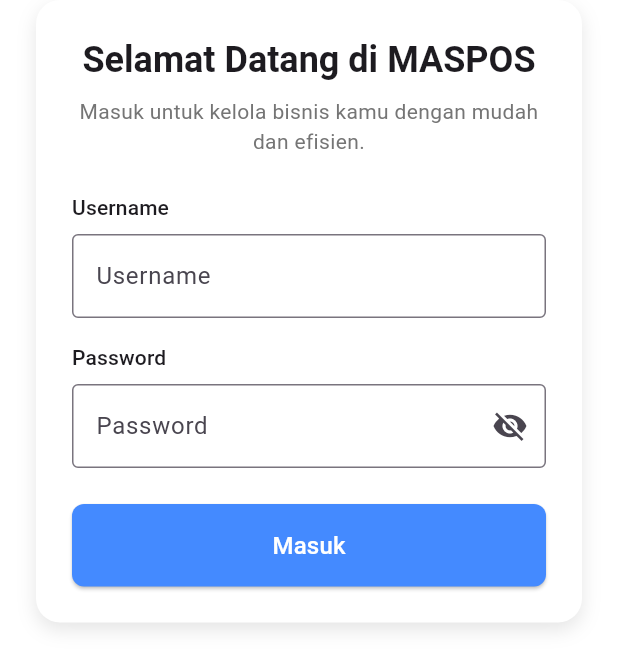
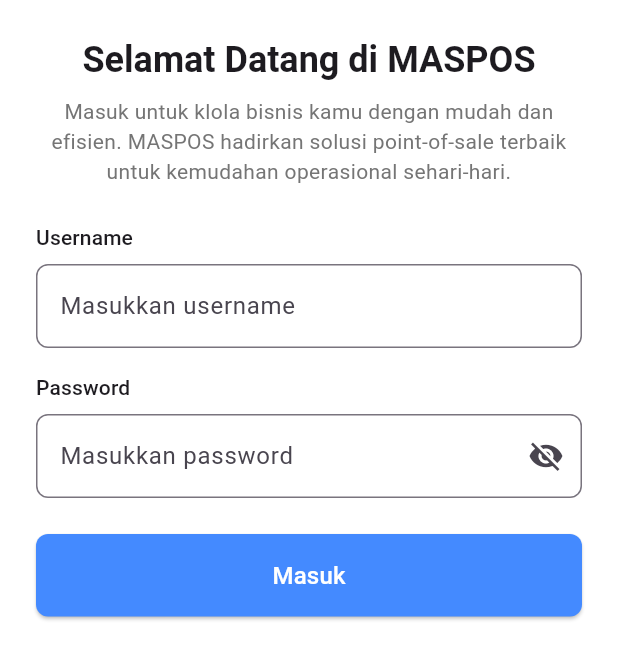
Before and after one commit to aliftheprogramer/gmedia-first-chalange, a Flutter app: the LoginFormCard widget shown alone on an empty page, opened directly, on a phone screen of 412 x 824 dp. Shown: the top 669 px of the screen. Run offline on Flutter 3.47's test engine with Material 3 defaults, Android fonts, the phone set to English and light mode, and no system bars; our stand-ins replace dartz, dio, flutter_bloc, get_it, logger, shared_preferences; accounts and stored records are empty.

Commit message:
feat: Implement login functionality with cubit architecture and UI components

```diff
--- a/lib/features/auth/data/repository_impl/auth_repository_impl.dart
+++ b/lib/features/auth/data/repository_impl/auth_repository_impl.dart
@@ -7,7 +7,7 @@
 import 'package:gmedia_project/features/auth/data/source/auth_local_service.dart';
 import 'package:gmedia_project/features/auth/domain/repository/auth_repository.dart';
 import 'package:dio/dio.dart';
-import 'package:shared_preferences/shared_preferences.dart';
+
 
 class AuthRepositoryImpl extends AuthRepository {
   @override
--- a/lib/features/auth/data/source/auth_api_service.dart
+++ b/lib/features/auth/data/source/auth_api_service.dart
@@ -8,7 +8,6 @@
 import 'package:gmedia_project/features/auth/data/model/login_request_model.dart';
 
 abstract class AuthApiService {
-  // Tentukan tipe secara spesifik: String untuk error, Response untuk sukses
   Future<Either<String, Response>> login(LoginRequestModel loginRequestModel);
 }
 
--- a/lib/features/auth/presentation/pages/login_page.dart
+++ b/lib/features/auth/presentation/pages/login_page.dart
@@ -6,8 +6,11 @@
 import 'package:gmedia_project/features/auth/presentation/cubit/login/login_cubit.dart';
 import 'package:gmedia_project/features/auth/presentation/cubit/login/login_state.dart';
 import 'package:gmedia_project/features/auth/presentation/cubit/visible/password_visible_state.dart';
+
 import 'package:gmedia_project/features/auth/presentation/widget/login_background.dart';
 import 'package:gmedia_project/features/auth/presentation/widget/login_form_card.dart';
+
+
 class LoginPage extends StatelessWidget {
   const LoginPage({super.key});
 
@@ -23,31 +26,33 @@
           listener: (context, state) {
             if (state is LoginSuccess) {
               ScaffoldMessenger.of(context).showSnackBar(
-                const SnackBar(content: Text('Login Berhasil!'), backgroundColor: Colors.green),
+                const SnackBar(
+                    content: Text('Login Berhasil!'),
+                    backgroundColor: Colors.green),
               );
-              // Memberi tahu AuthStateCubit bahwa status sekarang sudah terautentikasi
-              // Ini akan memicu BlocBuilder di main.dart untuk beralih ke HomePage
               context.read<AuthStateCubit>().checkAuthStatus();
             } else if (state is LoginFailure) {
               ScaffoldMessenger.of(context).showSnackBar(
-                SnackBar(content: Text(state.error), backgroundColor: Colors.red),
+                SnackBar(
+                    content: Text(state.error), backgroundColor: Colors.red),
               );
             }
           },
           child: SingleChildScrollView(
-            child: Stack(
-              alignment: Alignment.center,
-              children: [
-                Column(
-                  children: [
-                    const LoginBackground(),
-                    SizedBox(height: MediaQuery.of(context).size.height * 0.6),
-                  ],
-                ),
-                const Positioned(
-                  child: LoginFormCard(),
-                ),
-              ],
+            child: SizedBox(
+              height: MediaQuery.of(context).size.height,
+              child: Stack(
+                alignment: Alignment.center,
+                children: [
+                  const Positioned(
+                    top: 0,
+                    left: 0,
+                    right: 0,
+                    child: LoginBackground(),
+                  ),
+                  const LoginFormCard(),
+                ],
+              ),
             ),
           ),
         ),
--- a/lib/features/auth/presentation/widget/login_background.dart
+++ b/lib/features/auth/presentation/widget/login_background.dart
@@ -6,17 +6,11 @@
 
   @override
   Widget build(BuildContext context) {
-    // Ini adalah versi sederhana dari background di gambar
-    // Anda bisa mengembangkannya lebih lanjut
     return Container(
+      // Tinggi background diset sekitar 40% dari tinggi layar
       height: MediaQuery.of(context).size.height * 0.4,
       decoration: const BoxDecoration(
-        color: Colors.blueAccent,
-        image: DecorationImage(
-          image: NetworkImage('https://www.transparenttextures.com/patterns/striped-light.png'),
-          repeat: ImageRepeat.repeat,
-          opacity: 0.1
-        )
+        color: Color(0xFF4A80F0), // Warna biru solid sebagai pengganti
       ),
     );
   }
--- a/lib/features/auth/presentation/widget/login_form_card.dart
+++ b/lib/features/auth/presentation/widget/login_form_card.dart
@@ -1,10 +1,12 @@
 // lib/features/auth/presentation/widgets/login_form_card.dart
+
 import 'package:flutter/material.dart';
 import 'package:flutter_bloc/flutter_bloc.dart';
 import 'package:gmedia_project/features/auth/presentation/cubit/login/login_cubit.dart';
 import 'package:gmedia_project/features/auth/presentation/cubit/login/login_state.dart';
 import 'package:gmedia_project/features/auth/presentation/cubit/visible/password_visible_cubit.dart';
 import 'package:gmedia_project/features/auth/presentation/cubit/visible/password_visible_state.dart';
+import 'package:gmedia_project/widget/custom_text_field.dart';
 
 class LoginFormCard extends StatefulWidget {
   const LoginFormCard({super.key});
@@ -28,24 +30,21 @@
   @override
   Widget build(BuildContext context) {
     return Container(
+      decoration: const BoxDecoration(
+        color: Colors.white,
+        borderRadius: BorderRadius.only(
+          topLeft: Radius.circular(30.0),
+          topRight: Radius.circular(30.0),
+        ),
+      ),
+      child: SingleChildScrollView(
+        child: Padding(
           padding: const EdgeInsets.all(24.0),
-      margin: const EdgeInsets.symmetric(horizontal: 24.0),
-      decoration: BoxDecoration(
-        color: Colors.white,
-        borderRadius: BorderRadius.circular(16.0),
-        boxShadow: [
-          BoxShadow(
-            color: Colors.black.withOpacity(0.1),
-            blurRadius: 10,
-            offset: const Offset(0, 5),
-          ),
-        ],
-      ),
           child: Form(
             key: _formKey,
             child: Column(
               crossAxisAlignment: CrossAxisAlignment.stretch,
-          mainAxisSize: MainAxisSize.min,
+              mainAxisAlignment: MainAxisAlignment.center,
               children: [
                 Text(
                   'Selamat Datang di MASPOS',
@@ -54,42 +53,40 @@
                 ),
                 const SizedBox(height: 8),
                 Text(
-              'Masuk untuk kelola bisnis kamu dengan mudah dan efisien.',
+                  'Masuk untuk klola bisnis kamu dengan mudah dan efisien. MASPOS hadirkan solusi point-of-sale terbaik untuk kemudahan operasional sehari-hari.',
                   textAlign: TextAlign.center,
                   style: Theme.of(context).textTheme.bodyMedium?.copyWith(color: Colors.grey[600]),
                 ),
                 const SizedBox(height: 24),
-            Text('Username', style: Theme.of(context).textTheme.labelLarge),
-            const SizedBox(height: 8),
-            TextFormField(
+
+                // Gunakan CustomTextField untuk Username
+                CustomTextField(
                   controller: _emailController,
-              decoration: const InputDecoration(
-                hintText: 'Username',
-                border: OutlineInputBorder(),
-              ),
+                  label: 'Username',
+                  hintText: 'Masukkan username',
                   validator: (value) => value!.isEmpty ? 'Username tidak boleh kosong' : null,
                 ),
+
                 const SizedBox(height: 16),
-            Text('Password', style: Theme.of(context).textTheme.labelLarge),
-            const SizedBox(height: 8),
+
+                // Gunakan CustomTextField untuk Password, dibungkus BlocBuilder
                 BlocBuilder<PasswordVisibleCubit, PasswordVisibleState>(
                   builder: (context, state) {
-                return TextFormField(
+                    final isHidden = state is PasswordIsHidden;
+                    return CustomTextField(
                       controller: _passwordController,
-                  obscureText: state is PasswordIsHidden,
-                  decoration: InputDecoration(
-                    hintText: 'Password',
-                    border: const OutlineInputBorder(),
+                      label: 'Password',
+                      hintText: 'Masukkan password',
+                      obscureText: isHidden,
+                      validator: (value) => value!.isEmpty ? 'Password tidak boleh kosong' : null,
                       suffixIcon: IconButton(
                         icon: Icon(
-                        state is PasswordIsHidden ? Icons.visibility_off : Icons.visibility,
+                          isHidden ? Icons.visibility_off : Icons.visibility,
                         ),
                         onPressed: () {
                           context.read<PasswordVisibleCubit>().toggleVisibility();
                         },
                       ),
-                  ),
-                  validator: (value) => value!.isEmpty ? 'Password tidak boleh kosong' : null,
                     );
                   },
                 ),
@@ -128,6 +125,8 @@
               ],
             ),
           ),
+        ),
+      ),
     );
   }
 }
--- /dev/null
+++ b/lib/widget/custom_text_field.dart
@@ -0,0 +1,46 @@
+// lib/features/auth/presentation/widgets/custom_text_field.dart
+
+import 'package:flutter/material.dart';
+
+class CustomTextField extends StatelessWidget {
+  final TextEditingController controller;
+  final String label;
+  final String hintText;
+  final String? Function(String?)? validator;
+  final bool obscureText;
+  final Widget? suffixIcon;
+
+  const CustomTextField({
+    super.key,
+    required this.controller,
+    required this.label,
+    required this.hintText,
+    this.validator,
+    this.obscureText = false,
+    this.suffixIcon,
+  });
+
+  @override
+  Widget build(BuildContext context) {
+    return Column(
+      crossAxisAlignment: CrossAxisAlignment.start,
+      children: [
+        Text(label, style: Theme.of(context).textTheme.labelLarge),
+        const SizedBox(height: 8),
+        TextFormField(
+          controller: controller,
+          obscureText: obscureText,
+          decoration: InputDecoration(
+            hintText: hintText,
+            border:  OutlineInputBorder(
+              borderRadius: BorderRadius.circular(8),
+            ),
+            suffixIcon: suffixIcon,
+
+          ),
+          validator: validator,
+        ),
+      ],
+    );
+  }
+}
```
Also changed, not shown: assets/variant1.png (added), assets/variant2.png (added), assets/variant3.png (added), assets/variant4.png (added), assets/variant5.png (added), assets/variant6.png (added). Lines whose indentation alone changed are shown as unchanged.
